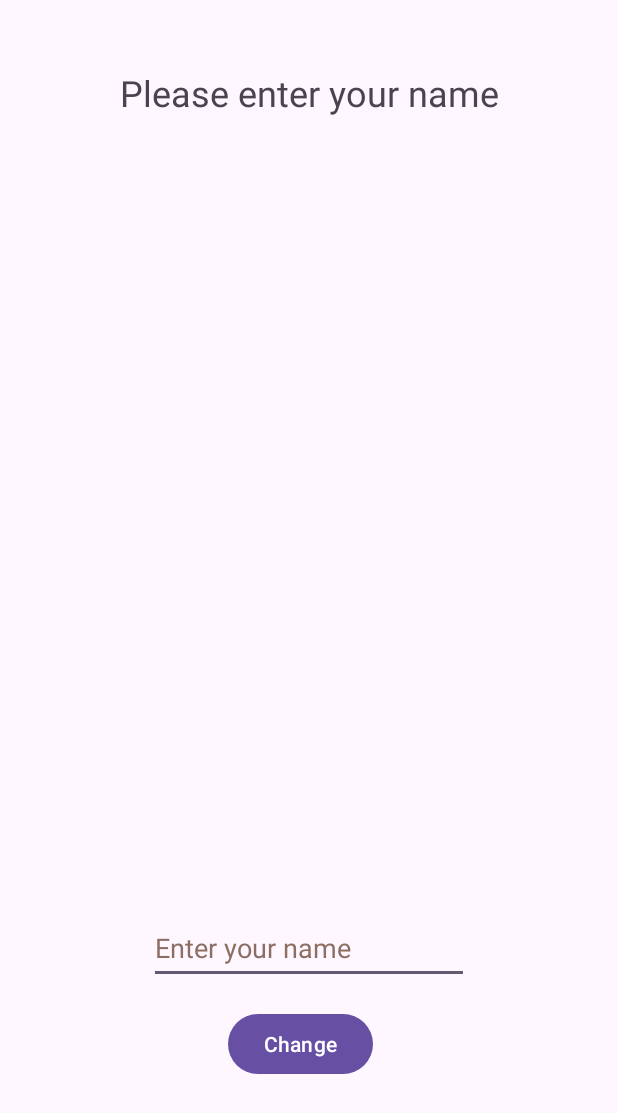
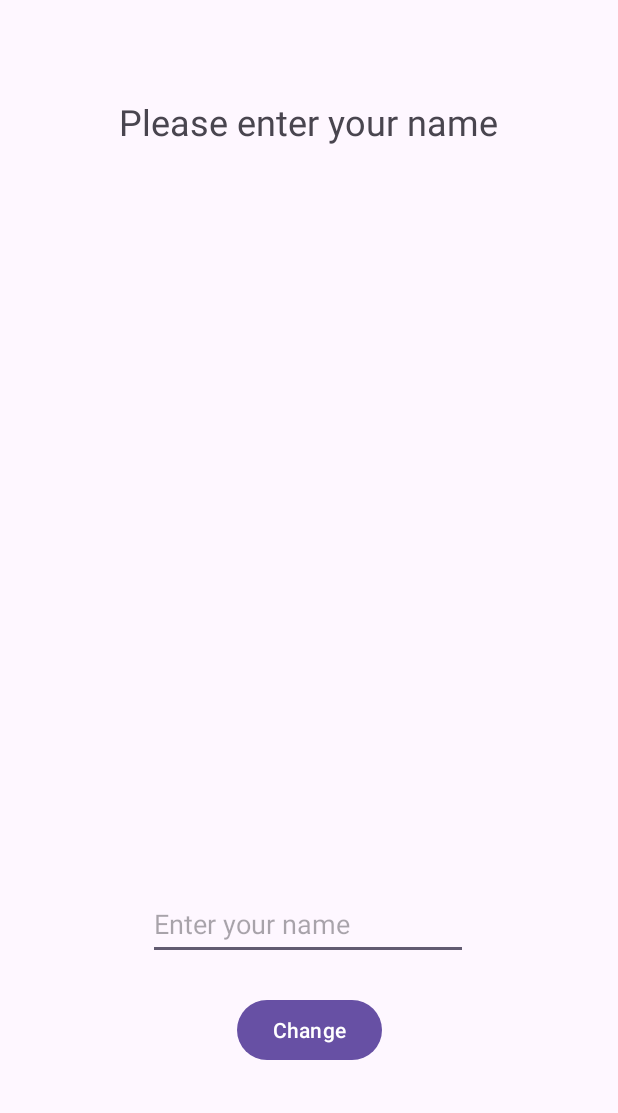
Before and after one commit to znakhtar665/FragmentRefactorLab, an Android app: the screen it shows after launch (MainActivity), after a tap on "Change", on a phone screen of 412 x 824 dp. Shown: the top 1113 px of the screen. Run offline under Robolectric (Android 15) with nearby library versions, the phone set to English and light mode, and no system bars.

Commit message:
Final Submission for Refactoring for Fragments Lab Activity

```diff
--- a/app/src/main/java/edu/temple/fragmentrefactor/MainActivity.kt
+++ b/app/src/main/java/edu/temple/fragmentrefactor/MainActivity.kt
@@ -5,24 +5,20 @@ import android.os.Bundle
 import android.widget.Button
 import android.widget.EditText
 import android.widget.TextView
+import androidx.fragment.app.Fragment
 
 class MainActivity : AppCompatActivity() {
     override fun onCreate(savedInstanceState: Bundle?) {
         super.onCreate(savedInstanceState)
         setContentView(R.layout.activity_main)
 
-        val displayTextView = findViewById<TextView>(R.id.displayTextView)
-        val nameEditText = findViewById<EditText>(R.id.nameEditText)
-        val changeButton = findViewById<Button>(R.id.changeButton)
+        if (savedInstanceState == null) {
+            val fragment: Fragment = nameFragment()
+            supportFragmentManager
+                .beginTransaction()
+                .replace(R.id.nameFragmentLayout, fragment)
+                .commit()
+        }
 
-        changeButton.setOnClickListener {
-            val name = nameEditText.text
-
-            displayTextView.text = if (name.isNotBlank()) {
-                "Hello, $name!"
-            } else {
-                "Please enter your name"
-            }
-        }
     }
 }
--- /dev/null
+++ b/app/src/main/java/edu/temple/fragmentrefactor/nameFragment.kt
@@ -0,0 +1,46 @@
+package edu.temple.fragmentrefactor
+
+import android.os.Bundle
+import androidx.fragment.app.Fragment
+import android.view.LayoutInflater
+import android.view.View
+import android.view.ViewGroup
+import android.widget.Button
+import android.widget.EditText
+import android.widget.TextView
+
+class nameFragment : Fragment() {
+
+    override fun onCreateView(
+        inflater: LayoutInflater, container: ViewGroup?,
+        savedInstanceState: Bundle?
+    ): View? {
+        // Inflate the layout for this fragment
+        val view = inflater.inflate(R.layout.fragment_name, container, false)
+
+        val displayTextView = view?.findViewById<TextView>(R.id.displayTextView)
+        val nameEditText = view?.findViewById<EditText>(R.id.nameEditText)
+        val changeButton = view?.findViewById<Button>(R.id.changeButton)
+
+        changeButton?.setOnClickListener {
+            val name = nameEditText?.text.toString()
+            displayTextView?.text = "Hello, $name!"
+
+            if (name.isBlank()) {
+
+                displayTextView?.text = "Please enter your name"
+            }
+
+        }
+
+        return view
+
+
+
+    }
+
+
+
+
+
+}
--- a/app/src/main/res/layout/activity_main.xml
+++ b/app/src/main/res/layout/activity_main.xml
@@ -6,42 +6,15 @@
     android:layout_height="match_parent"
     tools:context=".MainActivity">
 
-    <TextView
-        android:id="@+id/displayTextView"
-        android:layout_width="wrap_content"
-        android:layout_height="wrap_content"
-        android:text="@string/hello_world"
-        android:textSize="24sp"
+    <FrameLayout
+        android:id="@+id/nameFragmentLayout"
+        android:layout_width="0dp"
+        android:layout_height="0dp"
         app:layout_constraintBottom_toBottomOf="parent"
         app:layout_constraintEnd_toEndOf="parent"
         app:layout_constraintStart_toStartOf="parent"
-        app:layout_constraintTop_toTopOf="parent"
-        app:layout_constraintVertical_bias="0.057" />
+        app:layout_constraintTop_toTopOf="parent">
 
-    <Button
-        android:id="@+id/changeButton"
-        android:layout_width="wrap_content"
-        android:layout_height="wrap_content"
-        android:layout_marginBottom="104dp"
-        android:text="@string/change"
-        app:layout_constraintBottom_toBottomOf="parent"
-        app:layout_constraintEnd_toEndOf="parent"
-        app:layout_constraintHorizontal_bias="0.481"
-        app:layout_constraintStart_toStartOf="parent" />
-
-    <EditText
-        android:id="@+id/nameEditText"
-        android:layout_width="wrap_content"
-        android:layout_height="wrap_content"
-        android:layout_marginBottom="16dp"
-        android:ems="10"
-        android:hint="@string/enter_your_name"
-        android:inputType="text"
-        android:minHeight="48dp"
-        android:textColorHint="#8D6E63"
-        app:layout_constraintBottom_toTopOf="@+id/changeButton"
-        app:layout_constraintEnd_toEndOf="parent"
-        app:layout_constraintStart_toStartOf="parent"
-        android:importantForAutofill="no" />
+    </FrameLayout>
 
 </androidx.constraintlayout.widget.ConstraintLayout>
--- /dev/null
+++ b/app/src/main/res/layout/fragment_name.xml
@@ -0,0 +1,52 @@
+<?xml version="1.0" encoding="utf-8"?>
+<FrameLayout xmlns:android="http://schemas.android.com/apk/res/android"
+    xmlns:app="http://schemas.android.com/apk/res-auto"
+    xmlns:tools="http://schemas.android.com/tools"
+    android:layout_width="match_parent"
+    android:layout_height="match_parent"
+    tools:context=".nameFragment">
+
+
+    <androidx.constraintlayout.widget.ConstraintLayout
+        android:layout_width="match_parent"
+        android:layout_height="match_parent">
+
+        <TextView
+            android:id="@+id/displayTextView"
+            android:layout_width="wrap_content"
+            android:layout_height="wrap_content"
+            android:layout_marginTop="40dp"
+            android:text="@string/hello_world"
+            android:textSize="24sp"
+            app:layout_constraintBottom_toTopOf="@+id/nameEditText"
+            app:layout_constraintEnd_toEndOf="parent"
+            app:layout_constraintHorizontal_bias="0.498"
+            app:layout_constraintStart_toStartOf="parent"
+            app:layout_constraintTop_toTopOf="parent"
+            app:layout_constraintVertical_bias="0.047" />
+
+        <EditText
+            android:id="@+id/nameEditText"
+            android:layout_width="wrap_content"
+            android:layout_height="48dp"
+            android:layout_marginBottom="184dp"
+            android:ems="10"
+            android:hint="@string/enter_your_name"
+            android:inputType="text"
+            app:layout_constraintBottom_toBottomOf="parent"
+            app:layout_constraintEnd_toEndOf="parent"
+            app:layout_constraintHorizontal_bias="0.497"
+            app:layout_constraintStart_toStartOf="parent" />
+
+        <Button
+            android:id="@+id/changeButton"
+            android:layout_width="wrap_content"
+            android:layout_height="wrap_content"
+            android:text="@string/change"
+            app:layout_constraintBottom_toBottomOf="parent"
+            app:layout_constraintEnd_toEndOf="parent"
+            app:layout_constraintStart_toStartOf="parent"
+            app:layout_constraintTop_toBottomOf="@+id/nameEditText"
+            app:layout_constraintVertical_bias="0.169" />
+    </androidx.constraintlayout.widget.ConstraintLayout>
+</FrameLayout>
--- a/app/src/main/res/values/strings.xml
+++ b/app/src/main/res/values/strings.xml
@@ -3,4 +3,6 @@
     <string name="enter_your_name">Enter your name</string>
     <string name="change">Change</string>
     <string name="hello_world">Hello World!</string>
+    <!-- TODO: Remove or change this placeholder text -->
+    <string name="hello_blank_fragment">Hello blank fragment</string>
 </resources>
```
